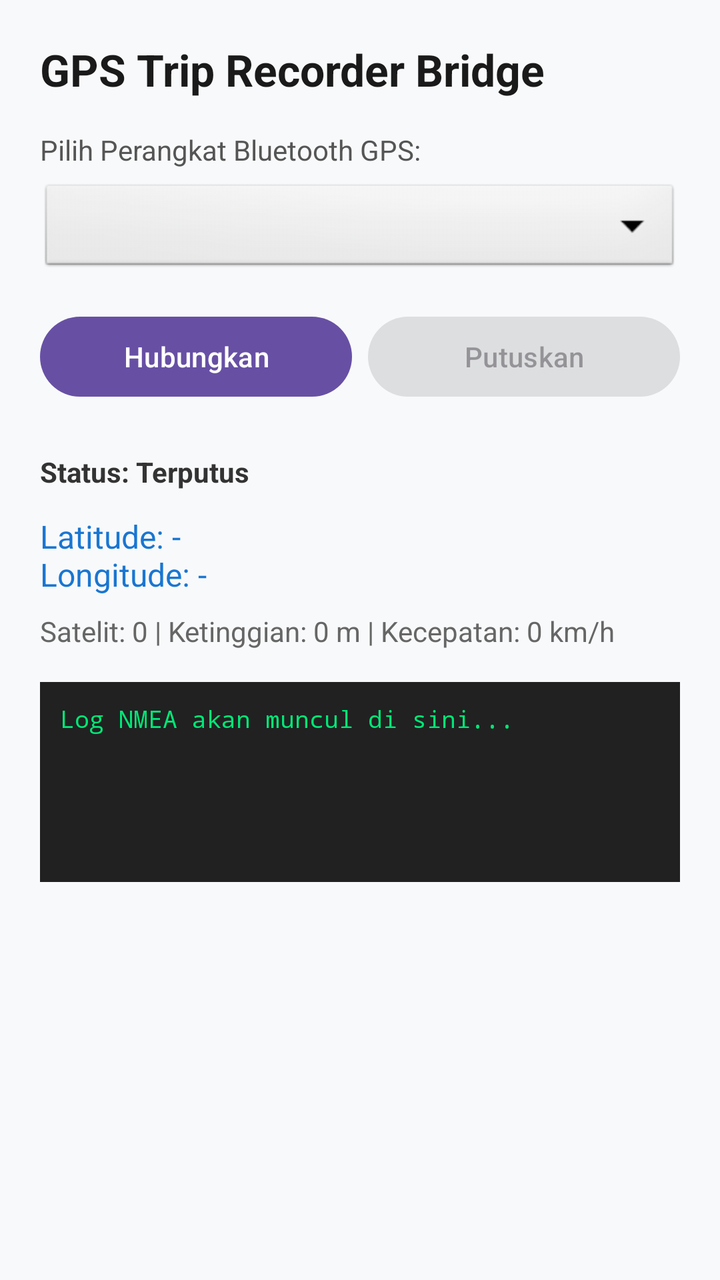
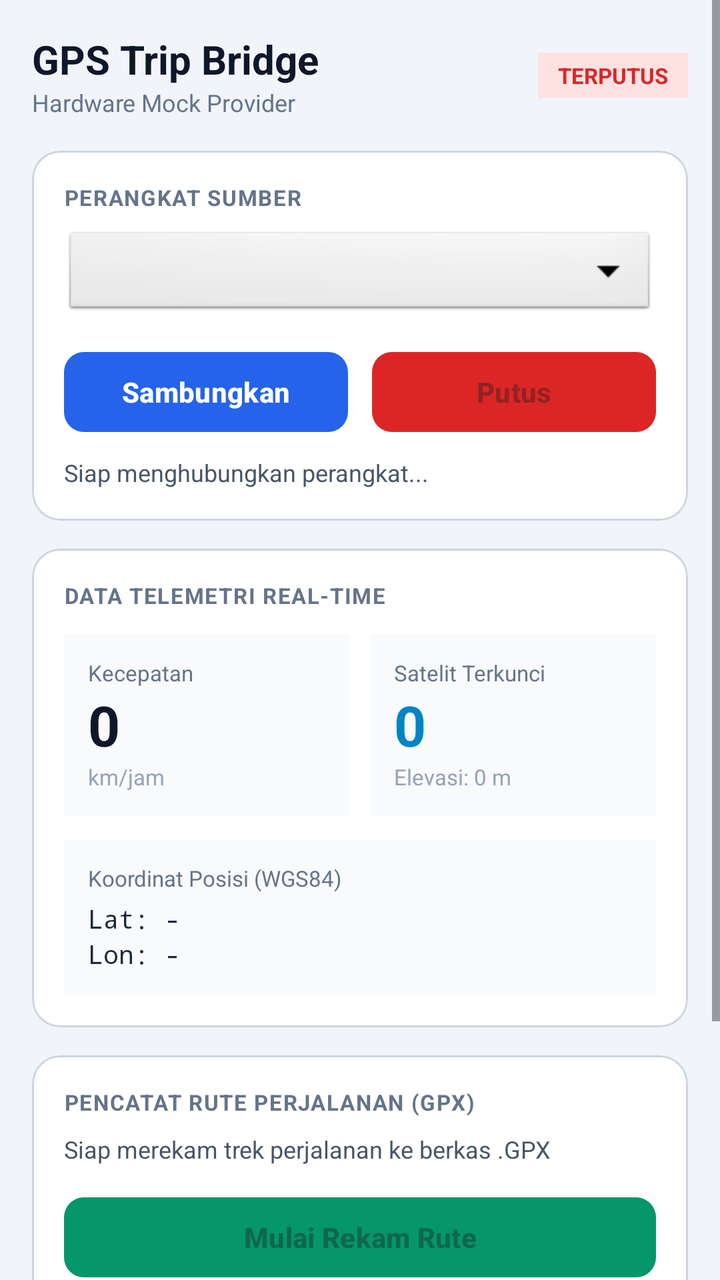

Screens rendered from an Android XML layout before and after an edit, with the pre-edit source and the edit as a unified diff.
<!-- AndroidManifest.xml: application theme Theme.BTGPSBridge -->
<!-- res/layout/activity_main.xml -->
<?xml version="1.0" encoding="utf-8"?>
<LinearLayout xmlns:android="http://schemas.android.com/apk/res/android"
    android:layout_width="match_parent"
    android:layout_height="match_parent"
    android:orientation="vertical"
    android:padding="20dp"
    android:background="#F8F9FA">

    <TextView
        android:layout_width="wrap_content"
        android:layout_height="wrap_content"
        android:text="GPS Trip Recorder Bridge"
        android:textSize="22sp"
        android:textStyle="bold"
        android:textColor="#1A1A1A"
        android:layout_marginBottom="16dp" />

    <TextView
        android:layout_width="wrap_content"
        android:layout_height="wrap_content"
        android:text="Pilih Perangkat Bluetooth GPS:"
        android:textColor="#555555"
        android:layout_marginBottom="6dp" />

    <Spinner
        android:id="@+id/spinnerDevices"
        android:layout_width="match_parent"
        android:layout_height="48dp"
        android:background="@android:drawable/btn_dropdown"
        android:layout_marginBottom="16dp" />

    <LinearLayout
        android:layout_width="match_parent"
        android:layout_height="wrap_content"
        android:orientation="horizontal"
        android:layout_marginBottom="24dp">

        <Button
            android:id="@+id/btnConnect"
            android:layout_width="0dp"
            android:layout_height="wrap_content"
            android:layout_weight="1"
            android:text="Hubungkan"
            android:layout_marginEnd="8dp" />

        <Button
            android:id="@+id/btnDisconnect"
            android:layout_width="0dp"
            android:layout_height="wrap_content"
            android:layout_weight="1"
            android:text="Putuskan"
            android:enabled="false" />
    </LinearLayout>

    <TextView
        android:id="@+id/tvStatus"
        android:layout_width="match_parent"
        android:layout_height="wrap_content"
        android:text="Status: Terputus"
        android:textStyle="bold"
        android:textColor="#333333"
        android:layout_marginBottom="12dp" />

    <TextView
        android:id="@+id/tvCoordinates"
        android:layout_width="match_parent"
        android:layout_height="wrap_content"
        android:text="Latitude: -\nLongitude: -"
        android:textSize="16sp"
        android:textColor="#1976D2"
        android:layout_marginBottom="8dp" />

    <TextView
        android:id="@+id/tvExtra"
        android:layout_width="match_parent"
        android:layout_height="wrap_content"
        android:text="Satelit: 0 | Ketinggian: 0 m | Kecepatan: 0 km/h"
        android:textColor="#666666"
        android:layout_marginBottom="16dp" />

    <TextView
        android:id="@+id/tvRawNmea"
        android:layout_width="match_parent"
        android:layout_height="100dp"
        android:background="#212121"
        android:textColor="#00E676"
        android:padding="10dp"
        android:fontFamily="monospace"
        android:textSize="12sp"
        android:text="Log NMEA akan muncul di sini..."
        android:scrollbars="vertical" />
</LinearLayout>
<!-- resources referenced by this layout -->
<resources>
  <style name="Theme.BTGPSBridge" parent="Theme.Material3.DayNight.NoActionBar" />
</resources>

<!-- the commit's change to res/layout/activity_main.xml (unified diff, before → after) -->
@@ -1,92 +1,349 @@
 <?xml version="1.0" encoding="utf-8"?>
-<LinearLayout xmlns:android="http://schemas.android.com/apk/res/android"
+<ScrollView xmlns:android="http://schemas.android.com/apk/res/android"
+    xmlns:app="http://schemas.android.com/apk/res-auto"
     android:layout_width="match_parent"
     android:layout_height="match_parent"
-    android:orientation="vertical"
-    android:padding="20dp"
-    android:background="#F8F9FA">
-
-    <TextView
-        android:layout_width="wrap_content"
-        android:layout_height="wrap_content"
-        android:text="GPS Trip Recorder Bridge"
-        android:textSize="22sp"
-        android:textStyle="bold"
-        android:textColor="#1A1A1A"
-        android:layout_marginBottom="16dp" />
-
-    <TextView
-        android:layout_width="wrap_content"
-        android:layout_height="wrap_content"
-        android:text="Pilih Perangkat Bluetooth GPS:"
-        android:textColor="#555555"
-        android:layout_marginBottom="6dp" />
-
-    <Spinner
-        android:id="@+id/spinnerDevices"
-        android:layout_width="match_parent"
-        android:layout_height="48dp"
-        android:background="@android:drawable/btn_dropdown"
-        android:layout_marginBottom="16dp" />
+    android:background="#F1F5F9"
+    android:fillViewport="true">
 
     <LinearLayout
         android:layout_width="match_parent"
         android:layout_height="wrap_content"
-        android:orientation="horizontal"
-        android:layout_marginBottom="24dp">
-
-        <Button
-            android:id="@+id/btnConnect"
-            android:layout_width="0dp"
-            android:layout_height="wrap_content"
-            android:layout_weight="1"
-            android:text="Hubungkan"
-            android:layout_marginEnd="8dp" />
-
-        <Button
-            android:id="@+id/btnDisconnect"
-            android:layout_width="0dp"
-            android:layout_height="wrap_content"
-            android:layout_weight="1"
-            android:text="Putuskan"
-            android:enabled="false" />
+        android:orientation="vertical"
+        android:padding="16dp">
+
+        
+        <LinearLayout
+            android:layout_width="match_parent"
+            android:layout_height="wrap_content"
+            android:orientation="horizontal"
+            android:gravity="center_vertical"
+            android:layout_marginBottom="16dp">
+
+            <LinearLayout
+                android:layout_width="0dp"
+                android:layout_height="wrap_content"
+                android:layout_weight="1"
+                android:orientation="vertical">
+                <TextView
+                    android:layout_width="wrap_content"
+                    android:layout_height="wrap_content"
+                    android:text="GPS Trip Bridge"
+                    android:textSize="20sp"
+                    android:textStyle="bold"
+                    android:textColor="#0F172A" />
+                <TextView
+                    android:layout_width="wrap_content"
+                    android:layout_height="wrap_content"
+                    android:text="Hardware Mock Provider"
+                    android:textSize="12sp"
+                    android:textColor="#64748B" />
+            </LinearLayout>
+
+            <TextView
+                android:id="@+id/tvStatusBadge"
+                android:layout_width="wrap_content"
+                android:layout_height="wrap_content"
+                android:text="TERPUTUS"
+                android:textSize="11sp"
+                android:textStyle="bold"
+                android:textColor="#DC2626"
+                android:background="#FEE2E2"
+                android:paddingHorizontal="10dp"
+                android:paddingVertical="4dp" />
+        </LinearLayout>
+
+        
+        <com.google.android.material.card.MaterialCardView
+            android:layout_width="match_parent"
+            android:layout_height="wrap_content"
+            android:layout_marginBottom="14dp"
+            app:cardCornerRadius="14dp"
+            app:cardElevation="0dp"
+            app:strokeColor="#CBD5E1"
+            app:strokeWidth="1dp"
+            app:cardBackgroundColor="#FFFFFF">
+
+            <LinearLayout
+                android:layout_width="match_parent"
+                android:layout_height="wrap_content"
+                android:orientation="vertical"
+                android:padding="16dp">
+
+                <TextView
+                    android:layout_width="wrap_content"
+                    android:layout_height="wrap_content"
+                    android:text="PERANGKAT SUMBER"
+                    android:textSize="11sp"
+                    android:textStyle="bold"
+                    android:textColor="#64748B"
+                    android:letterSpacing="0.05"
+                    android:layout_marginBottom="8dp" />
+
+                <Spinner
+                    android:id="@+id/spinnerDevices"
+                    android:layout_width="match_parent"
+                    android:layout_height="46dp"
+                    android:background="@android:drawable/btn_dropdown"
+                    android:layout_marginBottom="12dp" />
+
+                <LinearLayout
+                    android:layout_width="match_parent"
+                    android:layout_height="wrap_content"
+                    android:orientation="horizontal">
+
+                    <com.google.android.material.button.MaterialButton
+                        android:id="@+id/btnConnect"
+                        android:layout_width="0dp"
+                        android:layout_height="48dp"
+                        android:layout_weight="1"
+                        android:text="Sambungkan"
+                        android:textStyle="bold"
+                        app:cornerRadius="10dp"
+                        app:backgroundTint="#2563EB"
+                        android:layout_marginEnd="6dp" />
+
+                    <com.google.android.material.button.MaterialButton
+                        android:id="@+id/btnDisconnect"
+                        android:layout_width="0dp"
+                        android:layout_height="48dp"
+                        android:layout_weight="1"
+                        android:text="Putus"
+                        android:textStyle="bold"
+                        android:enabled="false"
+                        app:cornerRadius="10dp"
+                        app:backgroundTint="#DC2626"
+                        android:layout_marginStart="6dp" />
+                </LinearLayout>
+
+                <TextView
+                    android:id="@+id/tvStatusDetail"
+                    android:layout_width="match_parent"
+                    android:layout_height="wrap_content"
+                    android:text="Siap menghubungkan perangkat..."
+                    android:textSize="12sp"
+                    android:textColor="#475569"
+                    android:layout_marginTop="8dp" />
+            </LinearLayout>
+        </com.google.android.material.card.MaterialCardView>
+
+        
+        <com.google.android.material.card.MaterialCardView
+            android:layout_width="match_parent"
+            android:layout_height="wrap_content"
+            android:layout_marginBottom="14dp"
+            app:cardCornerRadius="14dp"
+            app:cardElevation="0dp"
+            app:strokeColor="#CBD5E1"
+            app:strokeWidth="1dp"
+            app:cardBackgroundColor="#FFFFFF">
+
+            <LinearLayout
+                android:layout_width="match_parent"
+                android:layout_height="wrap_content"
+                android:orientation="vertical"
+                android:padding="16dp">
+
+                <TextView
+                    android:layout_width="wrap_content"
+                    android:layout_height="wrap_content"
+                    android:text="DATA TELEMETRI REAL-TIME"
+                    android:textSize="11sp"
+                    android:textStyle="bold"
+                    android:textColor="#64748B"
+                    android:letterSpacing="0.05"
+                    android:layout_marginBottom="12dp" />
+
+                
+                <LinearLayout
+                    android:layout_width="match_parent"
+                    android:layout_height="wrap_content"
+                    android:orientation="horizontal"
+                    android:baselineAligned="false"
+                    android:layout_marginBottom="12dp">
+
+                    <LinearLayout
+                        android:layout_width="0dp"
+                        android:layout_height="wrap_content"
+                        android:layout_weight="1"
+                        android:orientation="vertical"
+                        android:background="#F8FAFC"
+                        android:padding="12dp">
+                        <TextView
+                            android:layout_width="wrap_content"
+                            android:layout_height="wrap_content"
+                            android:text="Kecepatan"
+                            android:textSize="11sp"
+                            android:textColor="#64748B" />
+                        <TextView
+                            android:id="@+id/tvSpeed"
+                            android:layout_width="wrap_content"
+                            android:layout_height="wrap_content"
+                            android:text="0"
+                            android:textSize="28sp"
+                            android:textStyle="bold"
+                            android:textColor="#0F172A" />
+                        <TextView
+                            android:layout_width="wrap_content"
+                            android:layout_height="wrap_content"
+                            android:text="km/jam"
+                            android:textSize="11sp"
+                            android:textColor="#94A3B8" />
+                    </LinearLayout>
+
+                    <View android:layout_width="10dp" android:layout_height="0dp" />
+
+                    <LinearLayout
+                        android:layout_width="0dp"
+                        android:layout_height="wrap_content"
+                        android:layout_weight="1"
+                        android:orientation="vertical"
+                        android:background="#F8FAFC"
+                        android:padding="12dp">
+                        <TextView
+                            android:layout_width="wrap_content"
+                            android:layout_height="wrap_content"
+                            android:text="Satelit Terkunci"
+                            android:textSize="11sp"
+                            android:textColor="#64748B" />
+                        <TextView
+                            android:id="@+id/tvSatellites"
+                            android:layout_width="wrap_content"
+                            android:layout_height="wrap_content"
+                            android:text="0"
+                            android:textSize="28sp"
+                            android:textStyle="bold"
+                            android:textColor="#0284C7" />
+                        <TextView
+                            android:id="@+id/tvAltitude"
+                            android:layout_width="wrap_content"
+                            android:layout_height="wrap_content"
+                            android:text="Elevasi: 0 m"
+                            android:textSize="11sp"
+                            android:textColor="#94A3B8" />
+                    </LinearLayout>
+                </LinearLayout>
+
+                
+                <LinearLayout
+                    android:layout_width="match_parent"
+                    android:layout_height="wrap_content"
+                    android:orientation="vertical"
+                    android:background="#F8FAFC"
+                    android:padding="12dp">
+                    <TextView
+                        android:layout_width="wrap_content"
+                        android:layout_height="wrap_content"
+                        android:text="Koordinat Posisi (WGS84)"
+                        android:textSize="11sp"
+                        android:textColor="#64748B"
+                        android:layout_marginBottom="4dp" />
+                    <TextView
+                        android:id="@+id/tvLatitude"
+                        android:layout_width="wrap_content"
+                        android:layout_height="wrap_content"
+                        android:text="Lat: -"
+                        android:fontFamily="monospace"
+                        android:textSize="13sp"
+                        android:textColor="#1E293B" />
+                    <TextView
+                        android:id="@+id/tvLongitude"
+                        android:layout_width="wrap_content"
+                        android:layout_height="wrap_content"
+                        android:text="Lon: -"
+                        android:fontFamily="monospace"
+                        android:textSize="13sp"
+                        android:textColor="#1E293B" />
+                </LinearLayout>
+
+            </LinearLayout>
+        </com.google.android.material.card.MaterialCardView>
+
+        
+        <com.google.android.material.card.MaterialCardView
+            android:layout_width="match_parent"
+            android:layout_height="wrap_content"
+            android:layout_marginBottom="14dp"
+            app:cardCornerRadius="14dp"
+            app:cardElevation="0dp"
+            app:strokeColor="#CBD5E1"
+            app:strokeWidth="1dp"
+            app:cardBackgroundColor="#FFFFFF">
+
+            <LinearLayout
+                android:layout_width="match_parent"
+                android:layout_height="wrap_content"
+                android:orientation="vertical"
+                android:padding="16dp">
+
+                <TextView
+                    android:layout_width="wrap_content"
+                    android:layout_height="wrap_content"
+                    android:text="PENCATAT RUTE PERJALANAN (GPX)"
+                    android:textSize="11sp"
+                    android:textStyle="bold"
+                    android:textColor="#64748B"
+                    android:letterSpacing="0.05"
+                    android:layout_marginBottom="8dp" />
+
+                <TextView
+                    android:id="@+id/tvRecordDetail"
+                    android:layout_width="match_parent"
+                    android:layout_height="wrap_content"
+                    android:text="Siap merekam trek perjalanan ke berkas .GPX"
+                    android:textSize="12sp"
+                    android:textColor="#475569"
+                    android:layout_marginBottom="12dp" />
+
+                <com.google.android.material.button.MaterialButton
+                    android:id="@+id/btnRecord"
+                    android:layout_width="match_parent"
+                    android:layout_height="48dp"
+                    android:text="Mulai Rekam Rute"
+                    android:textStyle="bold"
+                    android:enabled="false"
+                    app:cornerRadius="10dp"
+                    app:backgroundTint="#059669" />
+            </LinearLayout>
+        </com.google.android.material.card.MaterialCardView>
+
+        
+        <com.google.android.material.card.MaterialCardView
+            android:layout_width="match_parent"
+            android:layout_height="wrap_content"
+            app:cardCornerRadius="14dp"
+            app:cardElevation="0dp"
+            app:strokeColor="#1E293B"
+            app:strokeWidth="1dp"
+            app:cardBackgroundColor="#0F172A">
+
+            <LinearLayout
+                android:layout_width="match_parent"
+                android:layout_height="wrap_content"
+                android:orientation="vertical"
+                android:padding="12dp">
+
+                <TextView
+                    android:layout_width="wrap_content"
+                    android:layout_height="wrap_content"
+                    android:text="LIVE NMEA STREAM"
+                    android:textSize="10sp"
+                    android:textStyle="bold"
+                    android:textColor="#64748B"
+                    android:letterSpacing="0.08"
+                    android:layout_marginBottom="6dp" />
+
+                <TextView
+                    android:id="@+id/tvRawNmea"
+                    android:layout_width="match_parent"
+                    android:layout_height="70dp"
+                    android:textColor="#22C55E"
+                    android:fontFamily="monospace"
+                    android:textSize="11sp"
+                    android:text="Menunggu aliran paket data..."
+                    android:scrollbars="vertical" />
+            </LinearLayout>
+        </com.google.android.material.card.MaterialCardView>
+
     </LinearLayout>
-
-    <TextView
-        android:id="@+id/tvStatus"
-        android:layout_width="match_parent"
-        android:layout_height="wrap_content"
-        android:text="Status: Terputus"
-        android:textStyle="bold"
-        android:textColor="#333333"
-        android:layout_marginBottom="12dp" />
-
-    <TextView
-        android:id="@+id/tvCoordinates"
-        android:layout_width="match_parent"
-        android:layout_height="wrap_content"
-        android:text="Latitude: -\nLongitude: -"
-        android:textSize="16sp"
-        android:textColor="#1976D2"
-        android:layout_marginBottom="8dp" />
-
-    <TextView
-        android:id="@+id/tvExtra"
-        android:layout_width="match_parent"
-        android:layout_height="wrap_content"
-        android:text="Satelit: 0 | Ketinggian: 0 m | Kecepatan: 0 km/h"
-        android:textColor="#666666"
-        android:layout_marginBottom="16dp" />
-
-    <TextView
-        android:id="@+id/tvRawNmea"
-        android:layout_width="match_parent"
-        android:layout_height="100dp"
-        android:background="#212121"
-        android:textColor="#00E676"
-        android:padding="10dp"
-        android:fontFamily="monospace"
-        android:textSize="12sp"
-        android:text="Log NMEA akan muncul di sini..."
-        android:scrollbars="vertical" />
-</LinearLayout>
+</ScrollView>
